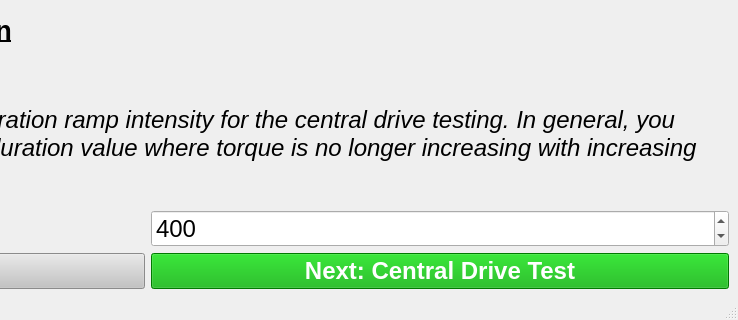
The window that resources/_CD_GUI_PDRamp_Visualization_Formed_Clinician.ui (jontalvarez/central-drive) describes before a commit, drawn with Qt 5; both pictures show x 442 to 1180 and y 357 to 677 of the 1180 by 677 pixel window.
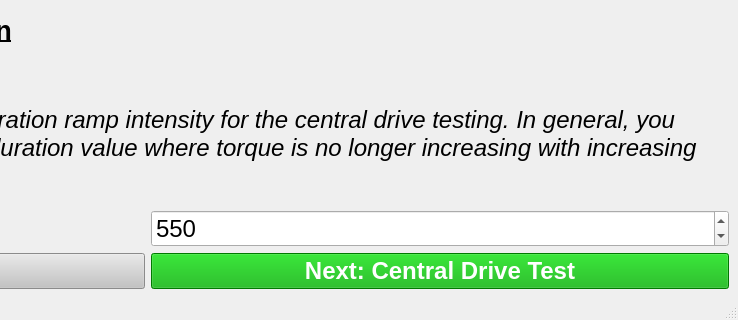
The same window after the commit.

Commit message: GUI changes based off feedback from clinicians at BU

What changed in the file:
```diff
--- a/resources/_CD_GUI_PDRamp_Visualization_Formed_Clinician.ui
+++ b/resources/_CD_GUI_PDRamp_Visualization_Formed_Clinician.ui
@@ -74,7 +74,7 @@
          <number>50</number>
         </property>
         <property name="value">
-         <number>400</number>
+         <number>550</number>
         </property>
        </widget>
       </item>
```
The commit also changes 4 other files.
